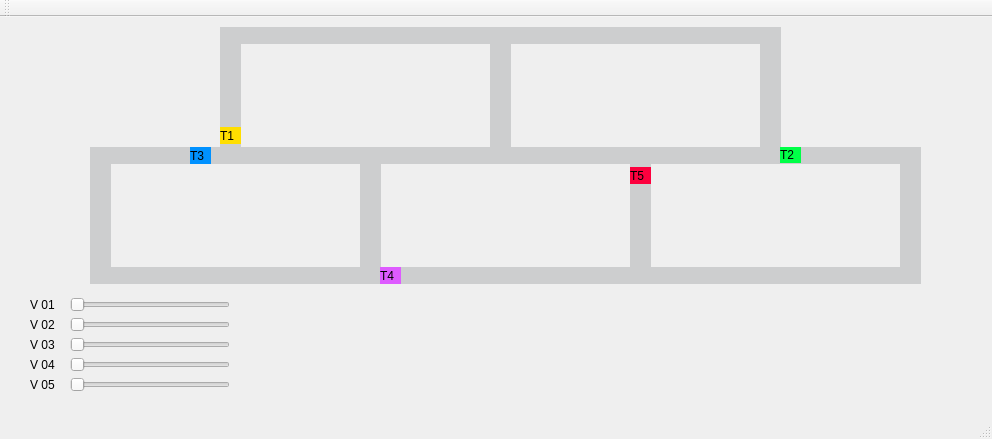
This is mainwindow.ui in herlmanoel/trens as Qt 5 draws it before an edit. The edited form follows.
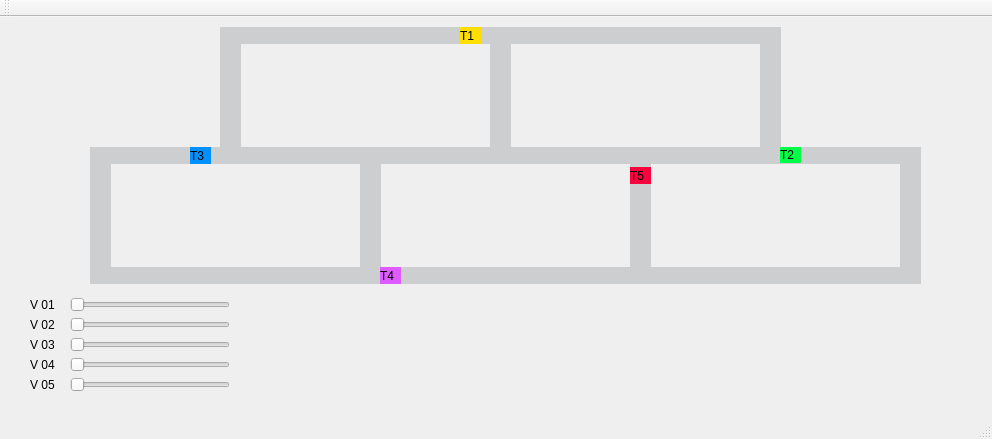
This is the edited form.

What changed in the file:
```diff
--- a/mainwindow.ui
+++ b/mainwindow.ui
@@ -17,8 +17,8 @@
    <widget class="QLabel" name="label_trem1">
     <property name="geometry">
      <rect>
-      <x>220</x>
-      <y>110</y>
+      <x>460</x>
+      <y>10</y>
       <width>21</width>
       <height>17</height>
      </rect>
```
